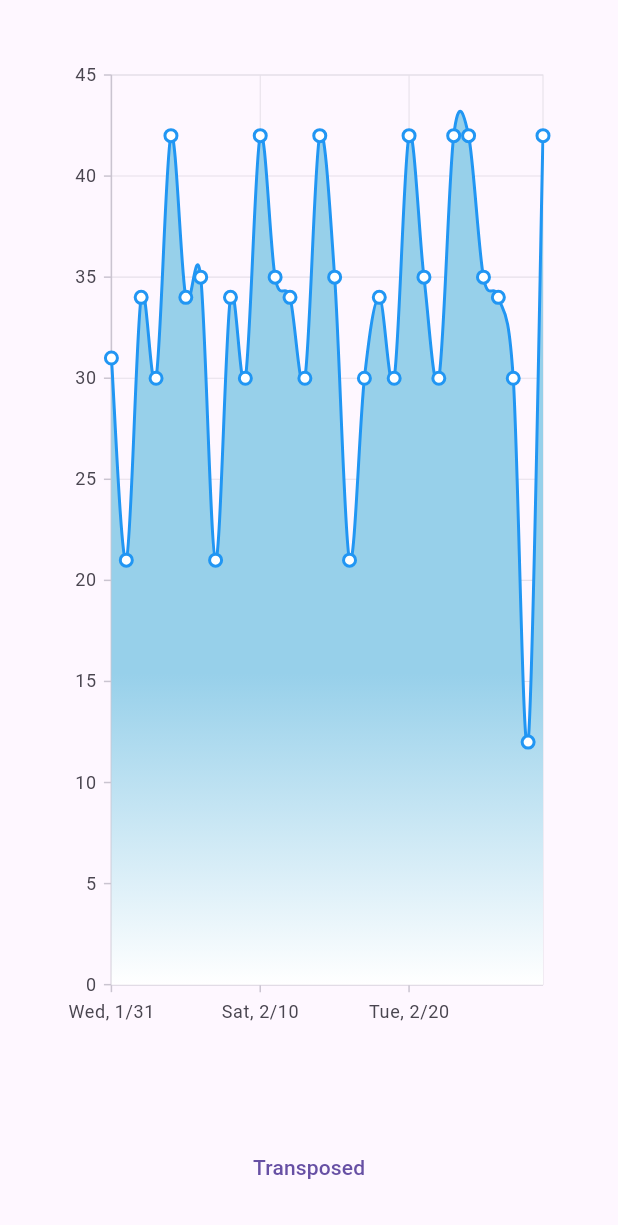
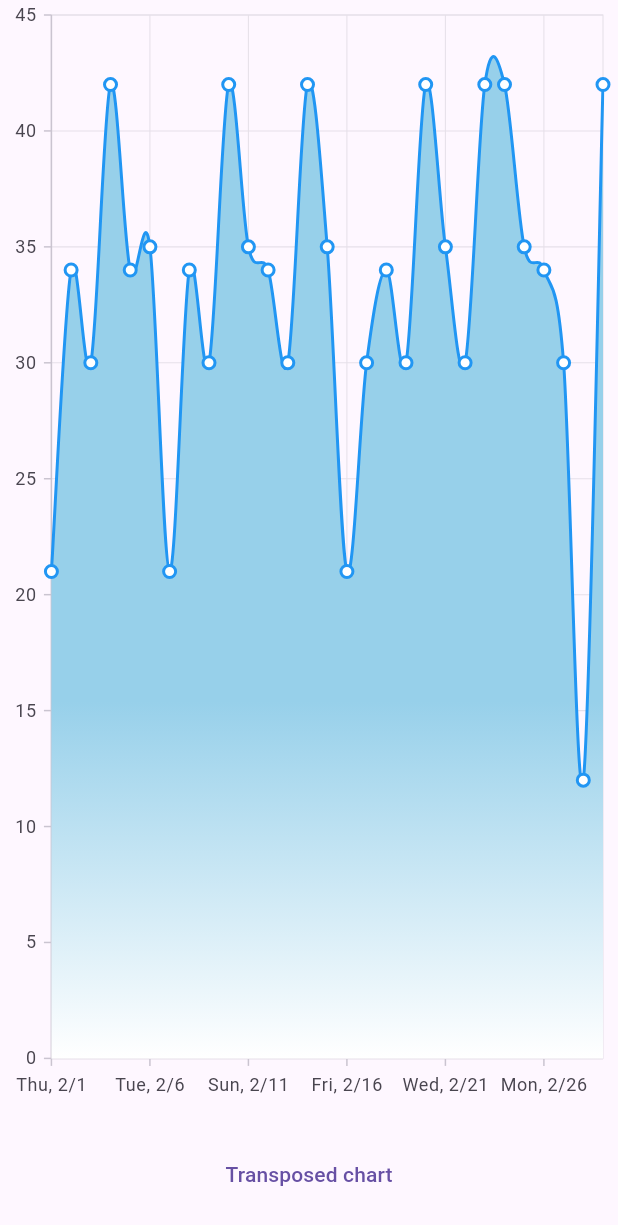
Before and after one commit to SyncfusionExamples/flutter_cartesian_chart_customized_trackball, a Flutter app: the screen it shows after launch, on a phone screen of 412 x 824 dp. Shown: the top 1225 px of the screen. Run offline on Flutter 3.47's test engine with Material 3 defaults, Android fonts, the phone set to English and light mode, and no system bars; our stand-ins replace syncfusion_flutter_charts; missing offline and left inert: syncfusion_flutter_core.

```diff
--- a/lib/main.dart
+++ b/lib/main.dart
@@ -39,7 +39,6 @@ class _CustomizedTrackballState extends State<CustomizedTrackball> {
   void initState() {
     isTransposed = false;
     chartData = [
-      ChartData(DateTime(2024, 2, 0), 31),
       ChartData(DateTime(2024, 2, 1), 21),
       ChartData(DateTime(2024, 2, 2), 34),
       ChartData(DateTime(2024, 2, 3), 30),
@@ -79,11 +78,13 @@ class _CustomizedTrackballState extends State<CustomizedTrackball> {
       body: Column(
         children: [
           Expanded(
-            flex: 8,
+            flex: 9,
             child: SfCartesianChart(
               isTransposed: isTransposed,
-              margin: const EdgeInsets.all(50),
-              primaryXAxis: DateTimeAxis(dateFormat: DateFormat.MEd()),
+              primaryXAxis: DateTimeAxis(
+                dateFormat: DateFormat.MEd(),
+                edgeLabelPlacement: EdgeLabelPlacement.shift,
+              ),
               trackballBehavior: _CustomTrackballBehavior(),
               series: <CartesianSeries<ChartData, DateTime>>[
                 SplineAreaSeries(
@@ -115,13 +116,14 @@ class _CustomizedTrackballState extends State<CustomizedTrackball> {
             ),
           ),
           Expanded(
+            flex: 1,
             child: TextButton(
               onPressed: () {
                 setState(() {
                   isTransposed = !isTransposed;
                 });
               },
-              child: const Text('Transposed'),
+              child: const Text('Transposed chart'),
             ),
           ),
         ],
@@ -154,7 +156,6 @@ class _CustomTrackballBehavior extends TrackballBehavior {
     final Rect plotAreaBounds = parentBox!.paintBounds;
     final Offset position =
         Offset(chartPointInfo[0].xPosition!, chartPointInfo[0].yPosition!);
-
     // Draws custom trackball line.
     _drawCustomTrackballLine(context, position, plotAreaBounds);
     // Draws custom trackball text.
@@ -164,14 +165,12 @@ class _CustomTrackballBehavior extends TrackballBehavior {
   void _drawCustomTrackballLine(
       PaintingContext context, Offset position, Rect plotAreaBounds) {
     if (lineType != TrackballLineType.none) {
-      double xPos = position.dx;
-      double yPos = position.dy;
       final Offset startPos = position;
       Offset endPos = Offset.zero;
       if (isTransposed) {
-        endPos = Offset(plotAreaBounds.left, yPos);
+        endPos = Offset(plotAreaBounds.left, position.dy);
       } else {
-        endPos = Offset(xPos, plotAreaBounds.bottom);
+        endPos = Offset(position.dx, plotAreaBounds.bottom);
       }
 
       final Paint fillPaint = Paint()
@@ -210,24 +209,19 @@ class _CustomTrackballBehavior extends TrackballBehavior {
 
     final String label = chartPointInfo[0].label!;
     final Size labelSize = measureText(label, textStyle);
-    final Offset textPos = _posWithInBounds(
-      isTransposed
-          ? position.translate((labelSize.height + 5), -((labelSize.width / 2)))
-          : position.translate(-(labelSize.width / 2),
-              -((labelSize.height + 10) + (labelSize.height / 2))),
-      label,
-      labelSize,
-      plotAreaBounds,
-    );
-
+    final Offset customPos = isTransposed
+        ? position.translate((labelSize.height + 5), -((labelSize.width / 2)))
+        : position.translate(-(labelSize.width / 2),
+            -((labelSize.height + 10) + (labelSize.height / 2)));
+    final Offset textPos =
+        _withInBounds(customPos, label, labelSize, plotAreaBounds);
     _drawText(context.canvas, label, textPos, textStyle);
   }
 
-  Offset _posWithInBounds(
+  Offset _withInBounds(
       Offset position, String label, Size labelSize, Rect plotAreaBounds) {
     double xPos = position.dx;
     double yPos = position.dy;
-
     const double padding = 5;
     if (xPos + labelSize.width > plotAreaBounds.right) {
       xPos = plotAreaBounds.right - padding - labelSize.width;
```
